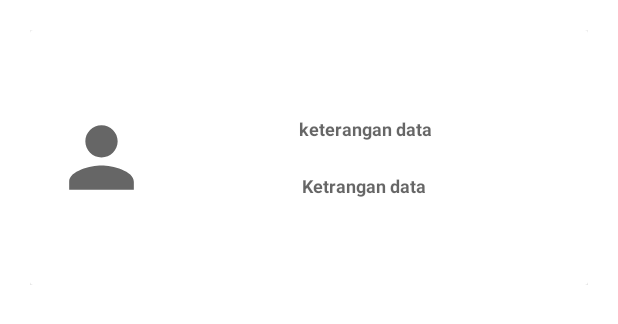
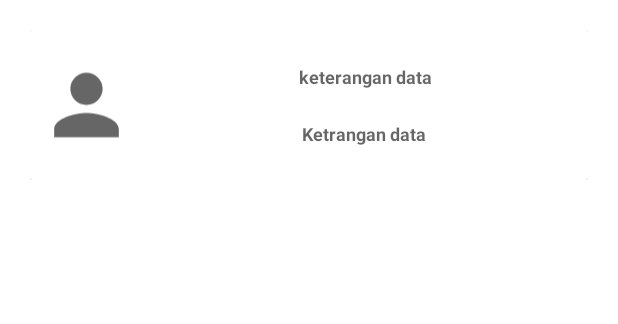
Before and after one commit to CindoddCindy/samples, an Android app: the layout adapterfragmentsatu.xml on its own in the app's theme, with its tools: preview values and no code run, on a phone screen of 412 x 824 dp. Shown: the top 324 px of the screen. Run offline under Robolectric (Android 15) with nearby library versions, the phone set to English and light mode, and no system bars.

Commit message:
belum rapi codingan jadi

```diff
--- a/rvFragment/app/src/main/res/layout/adapterfragmentsatu.xml
+++ b/rvFragment/app/src/main/res/layout/adapterfragmentsatu.xml
@@ -13,7 +13,6 @@
             android:layout_width="match_parent"
             android:layout_height="wrap_content">
             <LinearLayout
-                android:padding="10dp"
                 android:layout_width="match_parent"
                 android:layout_height="wrap_content"
                 android:orientation="horizontal">
@@ -23,7 +22,7 @@
                     android:src="@drawable/ic_baseline_person_24"
                     android:layout_weight="1"
                     android:layout_width="150dp"
-                    android:layout_height="150dp">
+                    android:layout_height="100dp">
 
                 </ImageView>
                 <LinearLayout
```
